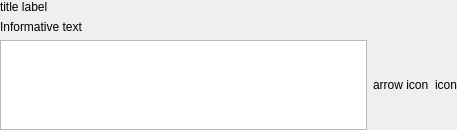
Before: the Qt Designer form Sentinel/IntroDialog.ui in KDE/apper, drawn with Qt 5.
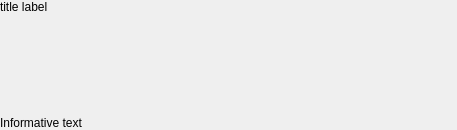
After: the same form once the commit is applied.

The edit to the form file:
```diff
--- a/Sentinel/IntroDialog.ui
+++ b/Sentinel/IntroDialog.ui
@@ -14,17 +14,7 @@
    <property name="margin">
     <number>0</number>
    </property>
-   <item row="1" column="0" colspan="2">
-    <widget class="QLabel" name="descriptionL">
-     <property name="text">
-      <string>Informative text</string>
-     </property>
-     <property name="wordWrap">
-      <bool>true</bool>
-     </property>
-    </widget>
-   </item>
-   <item row="2" column="0" rowspan="5">
+   <item row="2" column="0" rowspan="2">
     <widget class="QListView" name="listView">
      <property name="minimumSize">
       <size>
@@ -38,6 +28,15 @@
      <property name="toolTip">
       <string>You can drop more files in here</string>
      </property>
+     <property name="styleSheet">
+      <string notr="true">background: transparent;</string>
+     </property>
+     <property name="frameShape">
+      <enum>QFrame::NoFrame</enum>
+     </property>
+     <property name="frameShadow">
+      <enum>QFrame::Plain</enum>
+     </property>
      <property name="dragDropMode">
       <enum>QAbstractItemView::DropOnly</enum>
      </property>
@@ -56,52 +55,14 @@
        <height>32</height>
       </size>
      </property>
+     <property name="spacing">
+      <number>5</number>
+     </property>
+     <property name="wordWrap">
+      <bool>true</bool>
+     </property>
     </widget>
    </item>
-   <item row="3" column="1">
-    <spacer name="verticalSpacer_2">
-     <property name="orientation">
-      <enum>Qt::Vertical</enum>
-     </property>
-     <property name="sizeHint" stdset="0">
-      <size>
-       <width>20</width>
-       <height>40</height>
-      </size>
-     </property>
-    </spacer>
-   </item>
-   <item row="4" column="1">
-    <layout class="QHBoxLayout" name="horizontalLayout">
-     <item>
-      <widget class="QLabel" name="arrowL">
-       <property name="text">
-        <string>arrow icon</string>
-       </property>
-      </widget>
-     </item>
-     <item>
-      <widget class="QLabel" name="iconL">
-       <property name="text">
-        <string>icon</string>
-       </property>
-      </widget>
-     </item>
-    </layout>
-   </item>
-   <item row="5" column="1">
-    <spacer name="verticalSpacer">
-     <property name="orientation">
-      <enum>Qt::Vertical</enum>
-     </property>
-     <property name="sizeHint" stdset="0">
-      <size>
-       <width>20</width>
-       <height>40</height>
-      </size>
-     </property>
-    </spacer>
-   </item>
    <item row="0" column="0" colspan="2">
     <widget class="QLabel" name="titleL">
      <property name="text">
@@ -118,6 +79,16 @@
      </property>
     </widget>
    </item>
+   <item row="4" column="0">
+    <widget class="QLabel" name="descriptionL">
+     <property name="text">
+      <string>Informative text</string>
+     </property>
+     <property name="wordWrap">
+      <bool>true</bool>
+     </property>
+    </widget>
+   </item>
   </layout>
  </widget>
  <resources/>
```
Left out of the diff: 2 changed lines with no effect on the pictures.
